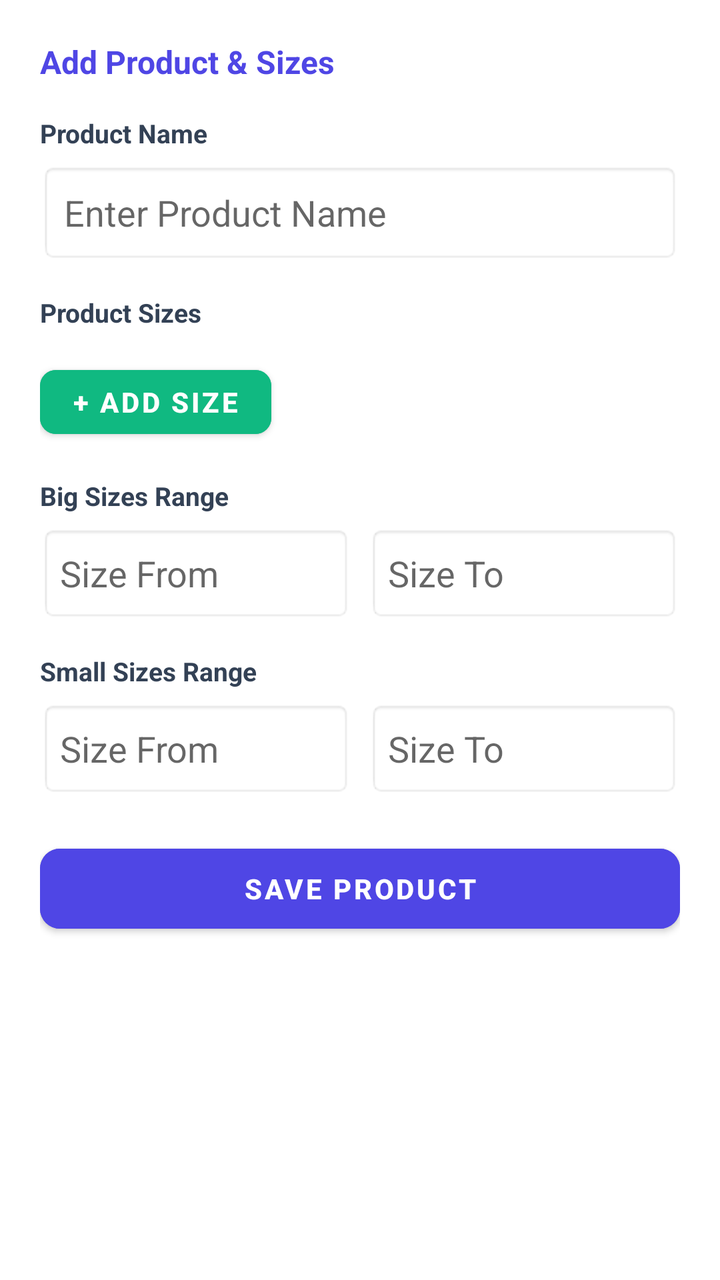
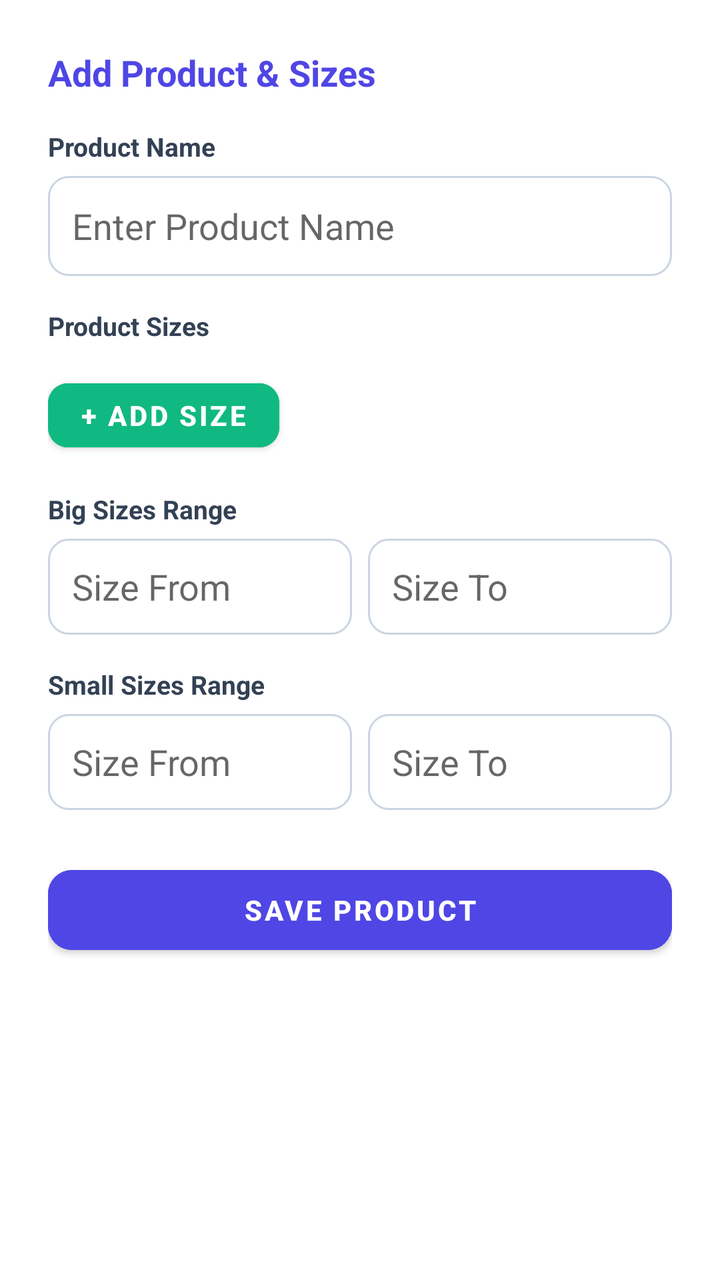

Compare the two renders of this Android layout. The source of the first and the diff that turns it into the second are given below.
<!-- AndroidManifest.xml: application theme Theme.MaterialComponents.DayNight.NoActionBar -->
<!-- res/layout/dialog_product_config.xml -->
<?xml version="1.0" encoding="utf-8"?>
<ScrollView xmlns:android="http://schemas.android.com/apk/res/android"
    xmlns:app="http://schemas.android.com/apk/res-auto"
    android:layout_width="match_parent"
    android:layout_height="wrap_content"
    android:padding="20dp">

    <LinearLayout
        android:layout_width="match_parent"
        android:layout_height="wrap_content"
        android:orientation="vertical">

        <TextView
            android:layout_width="wrap_content"
            android:layout_height="wrap_content"
            android:text="Add Product &amp; Sizes"
            android:textSize="16sp"
            android:textStyle="bold"
            android:textColor="#4F46E5"
            android:layout_marginBottom="16dp"/>

        <TextView 
            android:layout_width="wrap_content"
            android:layout_height="wrap_content"
            android:text="Product Name" 
            android:textSize="13sp"
            android:textStyle="bold" 
            android:textColor="#334155"
            android:layout_marginBottom="6dp"/>
        <EditText
            android:id="@+id/etProductName"
            android:layout_width="match_parent"
            android:layout_height="50dp"
            android:hint="Enter Product Name"
            android:paddingHorizontal="12dp"
            android:background="@android:drawable/editbox_background_normal"
            android:layout_marginBottom="16dp"/>

        <TextView 
            android:layout_width="wrap_content"
            android:layout_height="wrap_content"
            android:text="Product Sizes" 
            android:textSize="13sp"
            android:textStyle="bold" 
            android:textColor="#334155"
            android:layout_marginBottom="6dp"/>
        <LinearLayout
            android:id="@+id/layoutSizeRows"
            android:layout_width="match_parent"
            android:layout_height="wrap_content"
            android:orientation="vertical"
            android:layout_marginBottom="8dp"/>

        <Button
            android:id="@+id/btnAddSize"
            android:layout_width="wrap_content"
            android:layout_height="44dp"
            android:text="+ Add Size"
            android:textStyle="bold"
            android:backgroundTint="#10B981"
            android:textColor="#FFFFFF"
            app:cornerRadius="8dp"
            android:layout_marginBottom="16dp"/>

        <TextView 
            android:layout_width="wrap_content"
            android:layout_height="wrap_content"
            android:text="Big Sizes Range" 
            android:textSize="13sp"
            android:textStyle="bold" 
            android:textColor="#334155"
            android:layout_marginBottom="6dp"/>
        <LinearLayout
            android:layout_width="match_parent"
            android:layout_height="wrap_content"
            android:orientation="horizontal"
            android:layout_marginBottom="16dp">
            <EditText
                android:id="@+id/etBigFrom"
                android:layout_width="0dp"
                android:layout_height="48dp"
                android:layout_weight="1"
                android:hint="Size From"
                android:paddingHorizontal="10dp"
                android:background="@android:drawable/editbox_background_normal"
                android:layout_marginRight="8dp"/>
            <EditText
                android:id="@+id/etBigTo"
                android:layout_width="0dp"
                android:layout_height="48dp"
                android:layout_weight="1"
                android:hint="Size To"
                android:paddingHorizontal="10dp"
                android:background="@android:drawable/editbox_background_normal"/>
        </LinearLayout>

        <TextView 
            android:layout_width="wrap_content"
            android:layout_height="wrap_content"
            android:text="Small Sizes Range" 
            android:textSize="13sp"
            android:textStyle="bold" 
            android:textColor="#334155"
            android:layout_marginBottom="6dp"/>
        <LinearLayout
            android:layout_width="match_parent"
            android:layout_height="wrap_content"
            android:orientation="horizontal"
            android:layout_marginBottom="20dp">
            <EditText
                android:id="@+id/etSmallFrom"
                android:layout_width="0dp"
                android:layout_height="48dp"
                android:layout_weight="1"
                android:hint="Size From"
                android:paddingHorizontal="10dp"
                android:background="@android:drawable/editbox_background_normal"
                android:layout_marginRight="8dp"/>
            <EditText
                android:id="@+id/etSmallTo"
                android:layout_width="0dp"
                android:layout_height="48dp"
                android:layout_weight="1"
                android:hint="Size To"
                android:paddingHorizontal="10dp"
                android:background="@android:drawable/editbox_background_normal"/>
        </LinearLayout>

        <Button
            android:id="@+id/btnSaveProduct"
            android:layout_width="match_parent"
            android:layout_height="52dp"
            android:text="Save Product"
            android:textStyle="bold"
            android:backgroundTint="#4F46E5"
            android:textColor="#FFFFFF"
            app:cornerRadius="10dp"/>

    </LinearLayout>
</ScrollView>
<!-- resources referenced by this layout -->
<resources>

</resources>

<!-- the commit's change to res/layout/dialog_product_config.xml (unified diff, before → after) -->
@@ -3,7 +3,8 @@
     xmlns:app="http://schemas.android.com/apk/res-auto"
     android:layout_width="match_parent"
     android:layout_height="wrap_content"
-    android:padding="20dp">
+    android:background="@drawable/bg_dialog_rounded"
+    android:padding="24dp">
 
     <LinearLayout
         android:layout_width="match_parent"
@@ -14,7 +15,7 @@
             android:layout_width="wrap_content"
             android:layout_height="wrap_content"
             android:text="Add Product &amp; Sizes"
-            android:textSize="16sp"
+            android:textSize="18sp"
             android:textStyle="bold"
             android:textColor="#4F46E5"
             android:layout_marginBottom="16dp"/>
@@ -33,7 +34,7 @@
             android:layout_height="50dp"
             android:hint="Enter Product Name"
             android:paddingHorizontal="12dp"
-            android:background="@android:drawable/editbox_background_normal"
+            android:background="@drawable/bg_rounded_edittext"
             android:layout_marginBottom="16dp"/>
 
         <TextView 
@@ -59,7 +60,7 @@
             android:textStyle="bold"
             android:backgroundTint="#10B981"
             android:textColor="#FFFFFF"
-            app:cornerRadius="8dp"
+            app:cornerRadius="10dp"
             android:layout_marginBottom="16dp"/>
 
         <TextView 
@@ -81,8 +82,8 @@
                 android:layout_height="48dp"
                 android:layout_weight="1"
                 android:hint="Size From"
-                android:paddingHorizontal="10dp"
-                android:background="@android:drawable/editbox_background_normal"
+                android:paddingHorizontal="12dp"
+                android:background="@drawable/bg_rounded_edittext"
                 android:layout_marginRight="8dp"/>
             <EditText
                 android:id="@+id/etBigTo"
@@ -90,8 +91,8 @@
                 android:layout_height="48dp"
                 android:layout_weight="1"
                 android:hint="Size To"
-                android:paddingHorizontal="10dp"
-                android:background="@android:drawable/editbox_background_normal"/>
+                android:paddingHorizontal="12dp"
+                android:background="@drawable/bg_rounded_edittext"/>
         </LinearLayout>
 
         <TextView 
@@ -106,15 +107,15 @@
             android:layout_width="match_parent"
             android:layout_height="wrap_content"
             android:orientation="horizontal"
-            android:layout_marginBottom="20dp">
+            android:layout_marginBottom="24dp">
             <EditText
                 android:id="@+id/etSmallFrom"
                 android:layout_width="0dp"
                 android:layout_height="48dp"
                 android:layout_weight="1"
                 android:hint="Size From"
-                android:paddingHorizontal="10dp"
-                android:background="@android:drawable/editbox_background_normal"
+                android:paddingHorizontal="12dp"
+                android:background="@drawable/bg_rounded_edittext"
                 android:layout_marginRight="8dp"/>
             <EditText
                 android:id="@+id/etSmallTo"
@@ -122,8 +123,8 @@
                 android:layout_height="48dp"
                 android:layout_weight="1"
                 android:hint="Size To"
-                android:paddingHorizontal="10dp"
-                android:background="@android:drawable/editbox_background_normal"/>
+                android:paddingHorizontal="12dp"
+                android:background="@drawable/bg_rounded_edittext"/>
         </LinearLayout>
 
         <Button
@@ -134,7 +135,7 @@
             android:textStyle="bold"
             android:backgroundTint="#4F46E5"
             android:textColor="#FFFFFF"
-            app:cornerRadius="10dp"/>
+            app:cornerRadius="12dp"/>
 
     </LinearLayout>
 </ScrollView>
<!-- resource entries referenced after the edit -->
@@ -1,5 +1,19 @@
 <!-- resources referenced by this layout -->
 <resources>
-
+  <!-- drawable bg_dialog_rounded (drawable) -->
+  <?xml version="1.0" encoding="utf-8"?>
+  <shape xmlns:android="http://schemas.android.com/apk/res/android"
+      android:shape="rectangle">
+      <solid android:color="#FFFFFF"/>
+      <corners android:radius="20dp"/>
+  </shape>
+  <!-- drawable bg_rounded_edittext (drawable) -->
+  <?xml version="1.0" encoding="utf-8"?>
+  <shape xmlns:android="http://schemas.android.com/apk/res/android"
+      android:shape="rectangle">
+      <solid android:color="#FFFFFF"/>
+      <corners android:radius="10dp"/>
+      <stroke android:width="1dp" android:color="#CBD5E1"/>
+  </shape>
 </resources>
 
